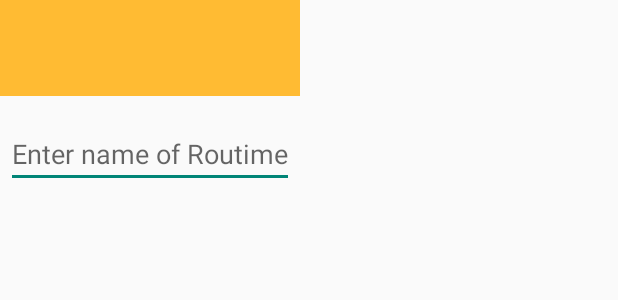
After one commit to wujessica/Routime, an Android app: the layout dialog_addworkoutname.xml on its own in the app's theme, with its tools: preview values and no code run, on a phone screen of 412 x 824 dp. The commit adds this screen. Shown: the top 300 px of the screen. Run offline under Robolectric (Android 15) with nearby library versions, the phone set to English and light mode, and no system bars.

Commit message:
added dialog for routime name

```diff
--- a/routime/src/main/res/layout/activity_myroutines.xml
+++ b/routime/src/main/res/layout/activity_myroutines.xml
@@ -2,7 +2,9 @@
 
 <LinearLayout xmlns:android="http://schemas.android.com/apk/res/android"
     android:orientation="vertical" android:layout_width="match_parent"
-    android:layout_height="match_parent">
+    android:layout_height="match_parent"
+    android:background="#22A7F0"
+    >
 
     <TextView
         android:id="@+id/no_routines"
@@ -10,11 +12,13 @@
         android:layout_height="wrap_content"
         android:layout_gravity="center"
         android:textSize="20sp"
+        android:textColor="#fff"
         android:text="@string/no_routines"/>
 
     <ListView
         android:id="@+id/routine_list"
         android:layout_width="match_parent"
+        android:textColor="#fff"
         android:layout_height="wrap_content"/>
 
 </LinearLayout>
--- /dev/null
+++ b/routime/src/main/res/layout/dialog_addworkoutname.xml
@@ -0,0 +1,26 @@
+<?xml version="1.0" encoding="utf-8"?>
+
+<LinearLayout xmlns:android="http://schemas.android.com/apk/res/android"
+    android:orientation="vertical"
+    android:layout_width="wrap_content"
+    android:layout_height="wrap_content">
+
+    <TextView
+        android:layout_width="match_parent"
+        android:layout_height="64dp"
+        android:scaleType="center"
+        android:background="#FFFFBB33"
+        android:contentDescription="@string/app_name" />
+
+    <EditText
+        android:id="@+id/workout_name"
+        android:layout_width="match_parent"
+        android:layout_height="wrap_content"
+        android:layout_marginTop="16dp"
+        android:layout_marginLeft="4dp"
+        android:layout_marginRight="4dp"
+        android:layout_marginBottom="4dp"
+        android:hint="@string/hint_workout_name_input" />
+
+
+</LinearLayout>
--- a/routime/src/main/res/values/strings.xml
+++ b/routime/src/main/res/values/strings.xml
@@ -7,6 +7,7 @@
     <string name="hint_routine_name">Routine name</string>
     <string name="hint_exercise_input">Enter your exercise name</string>
     <string name="hint_duration_input">Enter duration of exercise in seconds</string>>
+    <string name="hint_workout_name_input">Enter name of Routime</string>
 
     <string name="dialog_delete_prompt">Are you sure you want to delete this routime?</string>
 
@@ -20,6 +21,6 @@
 
     <string name="seconds">&#160;seconds</string>
 
-    <string name="no_routines">You have no routimes. :(</string>
+    <string name="no_routines">You have no Routimes :(</string>
 
 </resources>
--- a/routime/src/main/res/values/styles.xml
+++ b/routime/src/main/res/values/styles.xml
@@ -3,6 +3,8 @@
     <!-- Base application theme. -->
     <style name="AppTheme" parent="Theme.AppCompat.Light.DarkActionBar">
         <!-- Customize your theme here. -->
+        <item name="android:textColor">#FFF</item>
+
     </style>
 
 
```
Also changed, not shown: routime/src/main/java/me/jessicawu/routime/AddWorkoutNameDialog.java (added, +71 -0 lines), routime/src/main/java/me/jessicawu/routime/MainActivity.java (+6 -4 lines), routime/src/main/java/me/jessicawu/routime/MyRoutinesActivity.java (+12 -0 lines), routime/src/main/java/me/jessicawu/routime/TimerFragment.java (+8 -0 lines), 1 other file.
